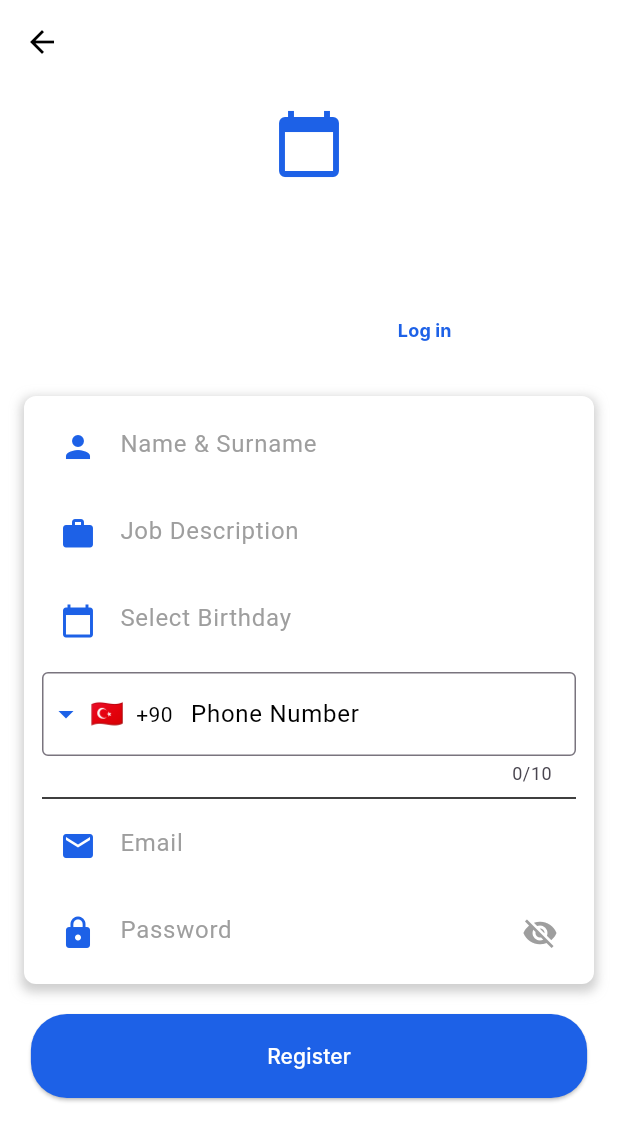
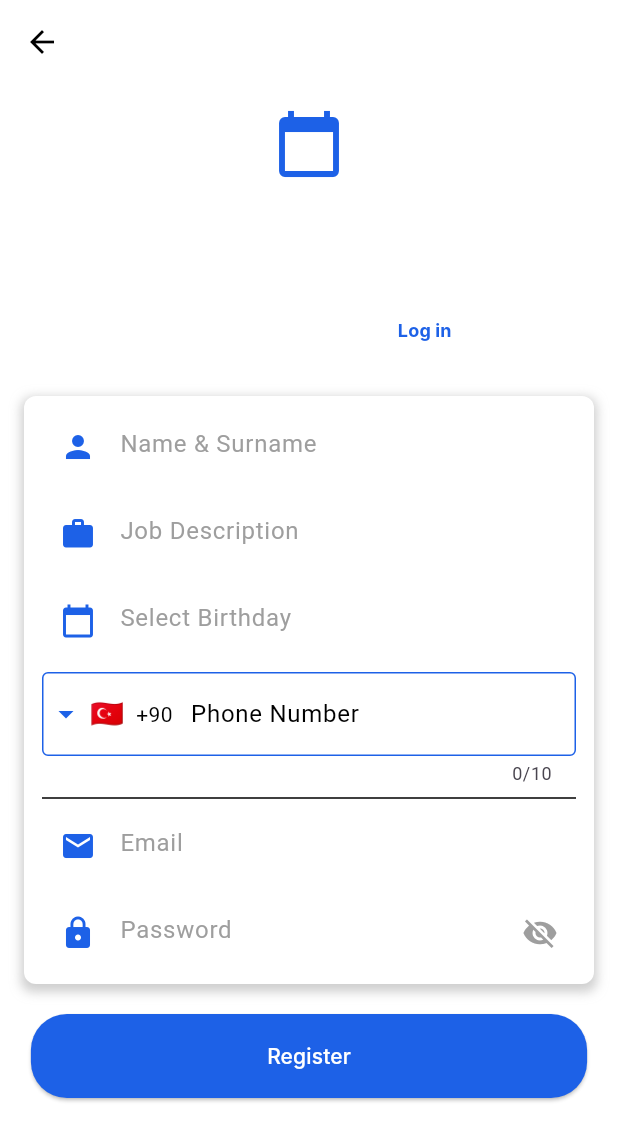
Before and after one commit to bugrahaneefe/Scheduling-System-for-Healthcare-Industry, a Flutter app: the SignupView screen opened directly, on a phone screen of 412 x 824 dp. Shown: the top 1141 px of the screen. Run offline on Flutter 3.47's test engine with Material 3 defaults, Android fonts, the phone set to English and light mode, and no system bars; drawn by our look-alikes of intl_phone_field; our stand-ins replace app_links, cloud_firestore, firebase_auth, firebase_core, table_calendar; accounts and stored records are empty; Roboto replaces fonts that are missing (Inter).

Commit message:
ui fixes

```diff
--- a/frontend/flutter_project/lib/views/reset_password_view.dart
+++ b/frontend/flutter_project/lib/views/reset_password_view.dart
@@ -80,6 +80,7 @@ class _ResetPasswordViewState extends State<ResetPasswordView> {
               const SizedBox(height: 24),
               TextField(
                 controller: _emailController,
+                cursorColor: const Color(0xFF1D61E7), // Update cursor color to match LoginView
                 style: const TextStyle(color: Colors.black),
                 decoration: InputDecoration(
                   filled: true,
--- a/frontend/flutter_project/lib/views/signup_view.dart
+++ b/frontend/flutter_project/lib/views/signup_view.dart
@@ -4,6 +4,7 @@ import 'package:flutter/services.dart';
 import 'package:intl_phone_field/country_picker_dialog.dart';
 import 'package:intl_phone_field/intl_phone_field.dart';
 import 'package:project491/managers/auth_services.dart';
+import 'package:project491/utils/app_localizations.dart';
 import 'package:provider/provider.dart';
 import '../viewmodels/auth_viewmodel.dart';
 import 'package:project491/components/custom_button.dart';
@@ -194,6 +195,7 @@ class _SignupViewState extends State<SignupView> {
                                 ),
                               ),
                               style: const TextStyle(color: Colors.black),
+                              cursorColor: Color(0xFF1D61E7), // Updated cursor color
                               onChanged:
                                   authViewModel
                                       .updateName, // Add this method in AuthViewModel
@@ -221,6 +223,7 @@ class _SignupViewState extends State<SignupView> {
                                 ),
                               ),
                               style: const TextStyle(color: Colors.black),
+                              cursorColor: Color(0xFF1D61E7), // Updated cursor color
                               onChanged: authViewModel.updateTitle,
                             ),
                             const SizedBox(height: 10),
@@ -252,22 +255,43 @@ class _SignupViewState extends State<SignupView> {
                                   ),
                                   firstDate: DateTime(1900),
                                   lastDate: DateTime.now(),
-                                  builder:
-                                      (context, child) => Theme(
-                                        data: Theme.of(context).copyWith(
-                                          colorScheme: ColorScheme.light(
-                                            primary: const Color(
-                                              0xFF1D61E7,
-                                            ), // header & selected day
-                                            onSurface:
-                                                Colors.black, // day numbers
-                                          ),
-                                          dialogBackgroundColor: const Color(
-                                            0xFF1D61E7,
-                                          ), // whole sheet back
+                                  builder: (context, child) => Theme(
+                                    data: ThemeData.light().copyWith(
+                                      colorScheme: const ColorScheme.light(
+                                        primary: Color(0xFF1D61E7),
+                                        onPrimary: Colors.white,
+                                        onSurface: Colors.black,
+                                      ),
+                                      textButtonTheme: TextButtonThemeData(
+                                        style: TextButton.styleFrom(
+                                            foregroundColor: Colors.black),
+                                      ),
+                                      dialogBackgroundColor: Colors.white,
+                                      textSelectionTheme:
+                                          const TextSelectionThemeData(
+                                        cursorColor: Colors.black,
+                                        selectionColor: Colors.black12,
+                                        selectionHandleColor: Colors.black,
+                                      ),
+                                      inputDecorationTheme:
+                                          const InputDecorationTheme(
+                                        labelStyle: TextStyle(color: Colors.black),
+                                        border: OutlineInputBorder(
+                                          borderSide:
+                                              BorderSide(color: Colors.black),
                                         ),
-                                        child: child!,
+                                        focusedBorder: OutlineInputBorder(
+                                          borderSide: BorderSide(
+                                              color: Colors.black, width: 2),
+                                        ),
+                                        enabledBorder: OutlineInputBorder(
+                                          borderSide: BorderSide(color: Colors.black),
+                                        ),
+                                        hintStyle: TextStyle(color: Colors.black),
                                       ),
+                                    ),
+                                    child: child!,
+                                  ),
                                 );
                                 if (pickedDate != null) {
                                   setState(() {
@@ -290,24 +314,23 @@ class _SignupViewState extends State<SignupView> {
                                 dropdownTextStyle: const TextStyle(
                                   color: Colors.black,
                                 ),
-                                dropdownIcon: const Icon(
-                                  Icons.arrow_drop_down,
-                                  color: Color(0xFF1D61E7),
-                                ),
+                                cursorColor: const Color(0xFF1D61E7),  // Updated cursor color
+                                dropdownIcon: const Icon(Icons.arrow_drop_down, color: const Color(0xFF1D61E7)),
                                 decoration: InputDecoration(
-                                  labelText: 'Phone Number',
-                                  labelStyle: const TextStyle(
-                                    color: Colors.black,
+                                  labelText: AppLocalizations.of(context).get('phoneNumber'),
+                                  labelStyle: const TextStyle(color: Colors.black),
+                                  border: const OutlineInputBorder(
+                                    borderSide: BorderSide(color: const Color(0xFF1D61E7)),
                                   ),
-                                  hintText:
-                                      authViewModel.phoneNumber.isEmpty
-                                          ? '+90 5xx xxx xxxx'
-                                          : authViewModel.phoneNumber,
-                                  prefixIcon: const Icon(
-                                    Icons.phone,
-                                    color: Color(0xFF1D61E7),
+                                  enabledBorder: const OutlineInputBorder(
+                                    borderSide: BorderSide(color: const Color(0xFF1D61E7)),
                                   ),
-                                  border: const OutlineInputBorder(),
+                                  focusedBorder: const OutlineInputBorder(
+                                    borderSide: BorderSide(
+                                      color: Color(0xFF1D61E7),  // Updated border color when focused
+                                      width: 2,
+                                    ),
+                                  ),
                                 ),
                                 pickerDialogStyle: PickerDialogStyle(
                                   backgroundColor: Colors.white,
@@ -355,6 +378,7 @@ class _SignupViewState extends State<SignupView> {
                                 ),
                               ),
                               style: const TextStyle(color: Colors.black),
+                              cursorColor: Color(0xFF1D61E7), // Updated cursor color
                               onChanged: authViewModel.updateEmail,
                             ),
                             const SizedBox(height: 10),
@@ -441,6 +465,7 @@ class _SignupViewState extends State<SignupView> {
                               },
                               style: const TextStyle(color: Colors.black),
                               obscureText: _obscurePassword,
+                              cursorColor: Color(0xFF1D61E7), // Updated cursor color
                               onChanged: authViewModel.updatePassword,
                             ),
                           ],
```
